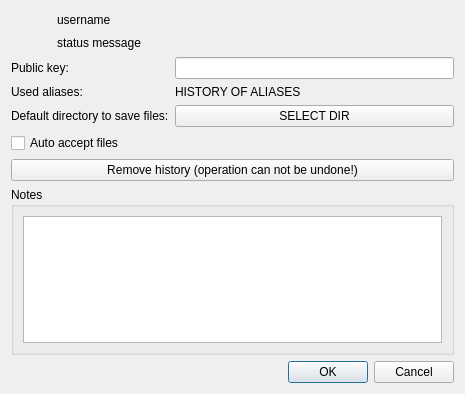
The window that src/widget/about/aboutuser.ui (qTox/qTox) describes before a commit, drawn with Qt 5.
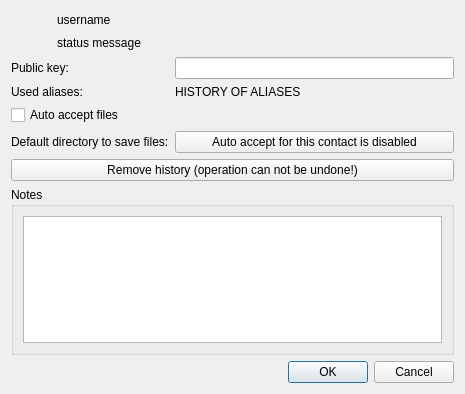
The same window after the commit. Icons and pictures are not drawn.

What changed in the file:
```diff
--- a/src/widget/about/aboutuser.ui
+++ b/src/widget/about/aboutuser.ui
@@ -149,27 +149,27 @@
        </property>
       </widget>
      </item>
-     <item row="2" column="1">
-      <widget class="QPushButton" name="selectSaveDir">
-       <property name="text">
-        <string>SELECT DIR</string>
-       </property>
-      </widget>
-     </item>
-     <item row="2" column="0">
+     <item row="3" column="0">
       <widget class="QLabel" name="label">
        <property name="text">
         <string>Default directory to save files:</string>
        </property>
       </widget>
      </item>
-     <item row="3" column="0" colspan="2">
+     <item row="2" column="0">
       <widget class="QCheckBox" name="autoaccept">
        <property name="text">
         <string>Auto accept files</string>
        </property>
       </widget>
      </item>
+     <item row="3" column="1">
+      <widget class="QPushButton" name="selectSaveDir">
+       <property name="text">
+        <string>Auto accept for this contact is disabled</string>
+       </property>
+      </widget>
+     </item>
     </layout>
    </item>
    <item>
```
